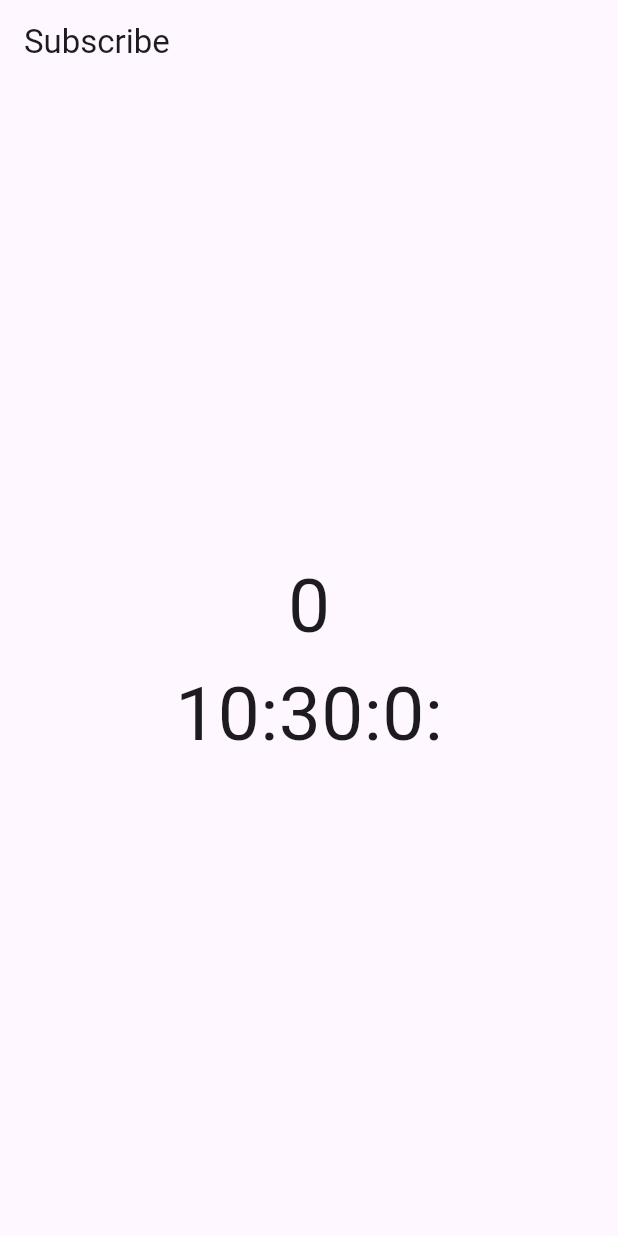
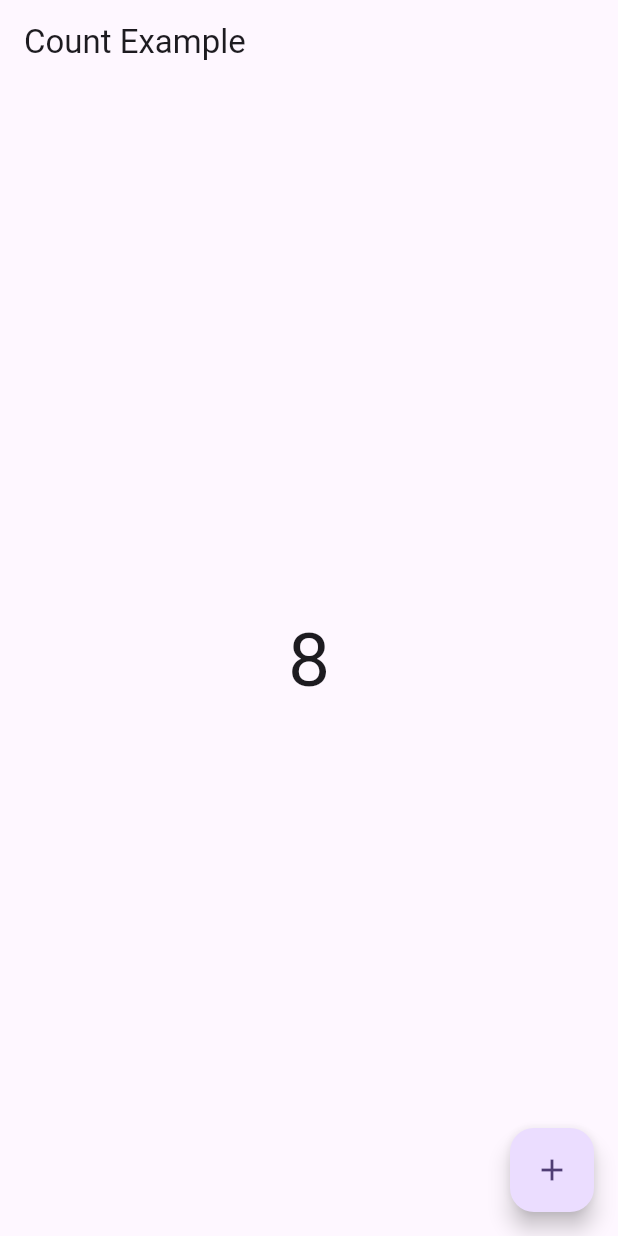
Before and after one commit to Kumail-Raza-Bangash/flutter_provider_13, a Flutter app: the screen it shows after launch, on a phone screen of 412 x 824 dp. Run offline on Flutter 3.47's test engine with Material 3 defaults, Android fonts, the phone set to English and light mode, and no system bars.

Commit message:
Flutter Provider

```diff
--- a/lib/home_screen.dart
+++ /dev/null
@@ -1,34 +0,0 @@
-import 'package:flutter/material.dart';
-
-class HomeScreen extends StatefulWidget {
-  const HomeScreen({super.key});
-
-  @override
-  State<HomeScreen> createState() => _HomeScreenState();
-}
-
-class _HomeScreenState extends State<HomeScreen> {
-  int count =0;
-
-  @override
-  Widget build(BuildContext context) {
-    return Scaffold(
-      appBar: AppBar(
-        title: const Text("Subscribe"),
-      ),
-      body: Column(
-        mainAxisAlignment: MainAxisAlignment.center,
-        crossAxisAlignment: CrossAxisAlignment.center,
-        children: [
-          Center(
-            child: Text(count.toString(), style: const TextStyle(fontSize: 50),),
-          ),
-          Center(
-            child: Text(DateTime.now().hour.toString()+':'+DateTime.now().minute.toString()+':'+DateTime.now().second.toString()+':',
-             style: const TextStyle(fontSize: 50),),
-          ),
-        ],
-      ),
-    );
-  }
-}
--- a/lib/main.dart
+++ b/lib/main.dart
@@ -1,5 +1,7 @@
 import 'package:flutter/material.dart';
-import 'package:flutter_provider_13/home_screen.dart';
+import 'package:flutter_provider_13/provider/count_provider.dart';
+import 'package:flutter_provider_13/screen/count_example.dart';
+import 'package:provider/provider.dart';
 
 void main() {
   runApp(const MyApp());
@@ -11,13 +13,18 @@ class MyApp extends StatelessWidget {
   // This widget is the root of your application.
   @override
   Widget build(BuildContext context) {
-     return MaterialApp(
-      title: 'Flutter Provider 12',
+    return ChangeNotifierProvider(
+      create: (_) => CountProvider(),
+      child: MaterialApp(
+      title: 'Flutter Provider 13',
       theme: ThemeData(
         colorScheme: ColorScheme.fromSeed(seedColor: Colors.deepPurple),
         useMaterial3: true,
       ),
-      home: const HomeScreen(),
-    );
-  }
+      home: const CountExample(),
+    ),
+
+      );
+
+      }
 }
--- /dev/null
+++ b/lib/provider/count_provider.dart
@@ -0,0 +1,13 @@
+import 'package:flutter/material.dart';
+
+class CountProvider with ChangeNotifier{
+
+  int _count = 1;
+  int get count => _count;
+
+  void setCount(){
+    _count++;
+    notifyListeners();
+  }
+
+}
--- /dev/null
+++ b/lib/screen/count_example.dart
@@ -0,0 +1,56 @@
+import 'dart:async';
+
+import 'package:flutter/material.dart';
+import 'package:flutter_provider_13/provider/count_provider.dart';
+import 'package:provider/provider.dart';
+
+class CountExample extends StatefulWidget {
+  const CountExample({super.key});
+
+  @override
+  State<CountExample> createState() => _CountExampleState();
+}
+
+class _CountExampleState extends State<CountExample> {
+
+  @override
+  void initState() {
+    // TODO: implement initState
+    super.initState();
+    final countProvider = Provider.of<CountProvider>(context, listen: false);
+
+    Timer.periodic(Duration(seconds: 1), (timer) {
+      countProvider.setCount();
+     });
+  }
+  @override
+  Widget build(BuildContext context) {
+
+    final countProvider = Provider.of<CountProvider>(context, listen: false);
+
+    return Scaffold(
+      appBar: AppBar(
+        title: const Text("Count Example"),
+      ),
+      body:
+          Center(
+            child: Consumer<CountProvider>(builder: (context, value, child){
+              return Text(
+              value.count.toString(),
+              style: TextStyle(fontSize: 50),
+              );
+            }),
+          ),
+
+
+      floatingActionButton: FloatingActionButton(
+      onPressed: (){
+        countProvider.setCount();
+      },
+      child: const Icon(Icons.add),
+    ),
+
+    );
+
+  }
+}
--- a/pubspec.yaml
+++ b/pubspec.yaml
@@ -35,6 +35,7 @@ dependencies:
   # The following adds the Cupertino Icons font to your application.
   # Use with the CupertinoIcons class for iOS style icons.
   cupertino_icons: ^1.0.2
+  provider: ^6.1.1
 
 dev_dependencies:
   flutter_test:
```
Also changed, not shown: pubspec.lock.
